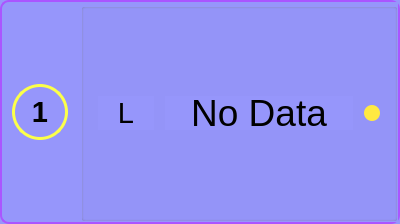
Qt form UiFiles/clsHVChannelSettings.ui (caicaiking/WKELightWave) before a commit.
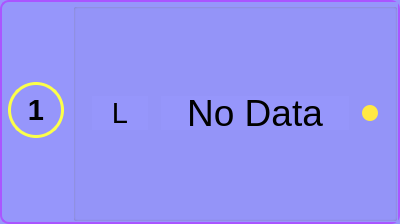
The same form after that commit. Icons and pictures are not drawn. Custom widgets are drawn as their Qt base class.

```diff
--- a/UiFiles/clsHVChannelSettings.ui
+++ b/UiFiles/clsHVChannelSettings.ui
@@ -56,6 +56,9 @@
    </property>
    <item>
     <layout class="QVBoxLayout" name="verticalLayout">
+     <property name="bottomMargin">
+      <number>5</number>
+     </property>
      <item>
       <layout class="QHBoxLayout" name="horizontalLayout">
        <item>
@@ -139,6 +142,9 @@
      </item>
      <item>
       <layout class="QHBoxLayout" name="horizontalLayout_3">
+       <property name="spacing">
+        <number>0</number>
+       </property>
        <item>
         <spacer name="horizontalSpacer">
          <property name="orientation">
@@ -146,7 +152,7 @@
          </property>
          <property name="sizeHint" stdset="0">
           <size>
-           <width>10</width>
+           <width>6</width>
            <height>10</height>
           </size>
          </property>
@@ -197,7 +203,7 @@
          </property>
          <property name="sizeHint" stdset="0">
           <size>
-           <width>10</width>
+           <width>6</width>
            <height>10</height>
           </size>
          </property>
@@ -234,8 +240,8 @@
        </property>
        <property name="font">
         <font>
-         <family>楷体</family>
-         <pointsize>14</pointsize>
+         <family>Arial</family>
+         <pointsize>11</pointsize>
         </font>
        </property>
        <property name="autoFillBackground">
```
Left out of the diff: 1 changed line with no effect on the pictures.
